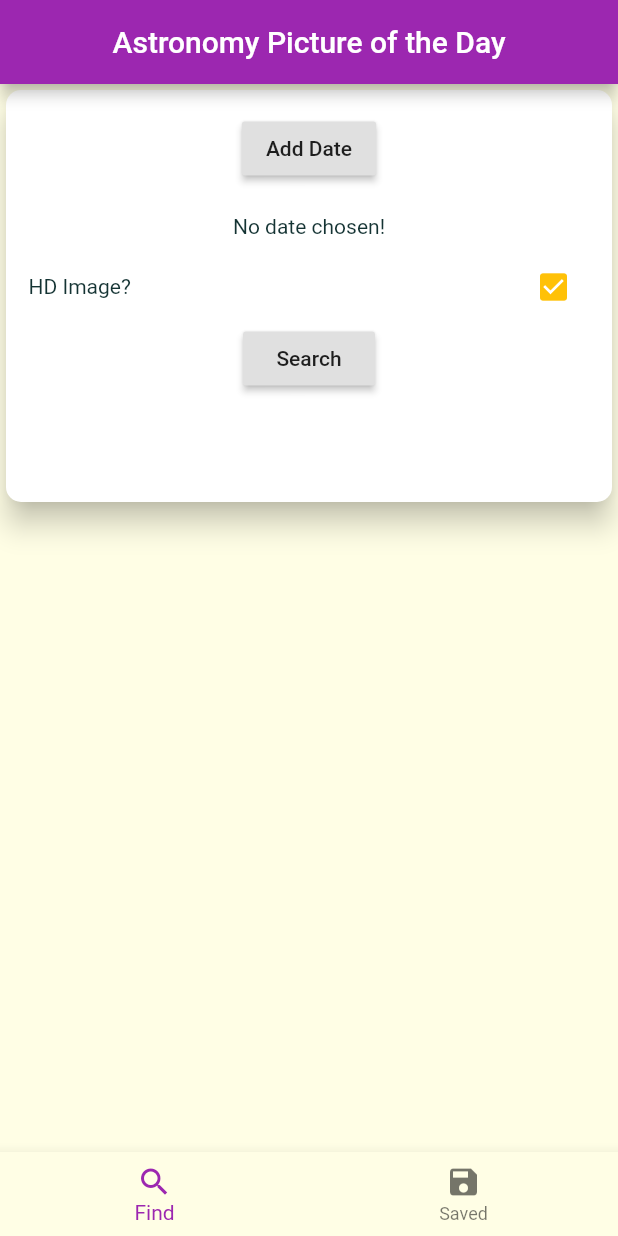
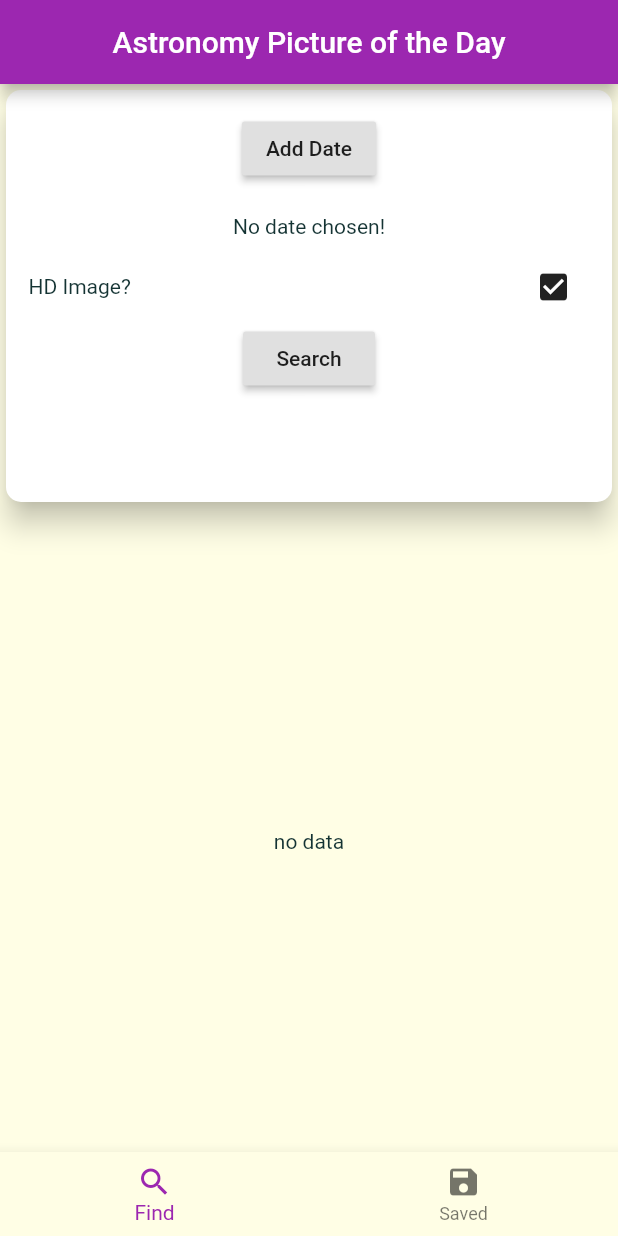
Before and after one commit to ViniciusCdeAlmeida/apod_app, a Flutter app: the screen it shows after launch, after a tap on "Search", on a phone screen of 412 x 824 dp. Run offline on Flutter 3.47's test engine with Material 2 defaults, Android fonts, the phone set to English and light mode, and no system bars; our stand-ins replace dio, flutter_mobx, mobx, moor, sqflite; accounts and stored records are empty; generated files the repository leaves out were written again.

Commit message:
Detail and search bar done.

```diff
--- a/lib/custom/custom_route.dart
+++ b/lib/custom/custom_route.dart
@@ -1,3 +1,4 @@
+import 'package:apod_app/screens/apod_detail_screen.dart';
 import 'package:apod_app/screens/apod_saved_screen.dart';
 import 'package:apod_app/screens/apod_screen.dart';
 import 'package:apod_app/screens/apod_search_screen.dart';
@@ -24,5 +25,6 @@ Map<String, Widget Function(BuildContext)> rotas() {
     ApodScreen.routeName: (ctx) => ApodScreen(),
     ApodSavedScreen.routeName: (ctx) => ApodSavedScreen(),
     ApodSearchScreen.routeName: (ctx) => ApodSearchScreen(),
+    ApodDetailScreen.routeName: (ctx) => ApodDetailScreen(),
   };
 }
--- a/lib/main.dart
+++ b/lib/main.dart
@@ -25,6 +25,7 @@ class MyApp extends StatelessWidget {
           primarySwatch: Colors.purple,
           accentColor: Colors.amber,
           canvasColor: Color.fromRGBO(255, 254, 229, 1),
+          toggleableActiveColor: const Color(0xFF2247C7),
           textTheme: ThemeData.light().textTheme.copyWith(
                 bodyText1: TextStyle(color: Color.fromRGBO(20, 51, 51, 1)),
                 bodyText2: TextStyle(color: Color.fromRGBO(20, 51, 51, 1)),
--- a/lib/screens/apod_search_screen.dart
+++ b/lib/screens/apod_search_screen.dart
@@ -1,4 +1,5 @@
 import 'package:apod_app/stores/apod_store.dart';
+import 'package:apod_app/widgets/apod_search_item.dart';
 import 'package:flutter/material.dart';
 import 'package:flutter_mobx/flutter_mobx.dart';
 import 'package:intl/intl.dart';
@@ -11,9 +12,7 @@ class ApodSearchScreen extends StatefulWidget {
 }
 
 class _ApodSearchScreenState extends State<ApodSearchScreen> {
-  final GlobalKey<FormState> _formKey = GlobalKey();
   ApodStore _apodStore;
-
   DateTime _selectedDate;
 
   @override
@@ -39,35 +38,16 @@ class _ApodSearchScreenState extends State<ApodSearchScreen> {
   }
 
   Future<void> _submit() async {
-    if (!_formKey.currentState.validate()) {
-      return;
+    String _date = _selectedDate.year.toString() +
+        '-' +
+        _selectedDate.month.toString() +
+        '-' +
+        _selectedDate.day.toString();
+    try {
+      _apodStore.getApod(_date, _apodStore.hdImage.toString());
+    } catch (error) {
+      print(error);
     }
-    _formKey.currentState.save();
-    // try {
-    //   if (!_loginStore.usuarioOffline) {
-    //     _loginStore
-    //         .login(
-    //           _loginData['userName'],
-    //           _loginData['password'],
-    //         )
-    //         .then(
-    //           (_) => Navigator.of(context).pushNamed(
-    //             OrganizacaoTela.routeName,
-    //           ),
-    //         )
-    //         .catchError(
-    //           (error) => erroDialog(context, error.toString()),
-    //         );
-    //   } else {
-    //     _loginStore.logarOffline().then(
-    //           (_) => Navigator.of(context).pushNamed(
-    //             OrganizacaoTela.routeName,
-    //           ),
-    //         );
-    //   }
-    // } catch (error) {
-    //   erroDialog(context, error.toString());
-    // }
   }
 
   @override
@@ -87,8 +67,6 @@ class _ApodSearchScreenState extends State<ApodSearchScreen> {
               height: deviceSize.height / 3,
               width: deviceSize.width,
               padding: const EdgeInsets.all(15.0),
-              child: Form(
-                key: _formKey,
               child: SingleChildScrollView(
                 physics: NeverScrollableScrollPhysics(),
                 child: Column(
@@ -100,8 +78,7 @@ class _ApodSearchScreenState extends State<ApodSearchScreen> {
                     SizedBox(
                       height: 20,
                     ),
-                      Text(_selectedDate ==
-                              null //ternary expression to check if date is null
+                    Text(_selectedDate == null
                         ? 'No date chosen!'
                         : 'Selected Date: ${DateFormat.yMMMd().format(_selectedDate)}'),
                     Padding(
@@ -110,11 +87,19 @@ class _ApodSearchScreenState extends State<ApodSearchScreen> {
                         mainAxisAlignment: MainAxisAlignment.spaceBetween,
                         children: [
                           Text('HD Image?'),
-                            IconButton(
+                          Observer(
+                            builder: (_) => IconButton(
                               icon: Icon(Icons.check_box,
-                                    color: Theme.of(context)
-                                        .toggleableActiveColor),
-                                onPressed: () {})
+                                  color: _apodStore.hdImage
+                                      ? Theme.of(context).toggleableActiveColor
+                                      : null),
+                              onPressed: () {
+                                _apodStore.hdImage
+                                    ? _apodStore.hdImage = false
+                                    : _apodStore.hdImage = true;
+                              },
+                            ),
+                          )
                         ],
                       ),
                     ),
@@ -122,16 +107,58 @@ class _ApodSearchScreenState extends State<ApodSearchScreen> {
                     SizedBox(
                       height: 20,
                     ),
-                      Observer(builder: (_) {
-                        // switch (_apodStore.) {
-                        // }
-                      })
                   ],
                 ),
               ),
             ),
           ),
+          Flexible(
+            child: Padding(
+              padding: const EdgeInsets.only(top: 15.0),
+              child: Observer(
+                // ignore: missing_return
+                builder: (_) {
+                  switch (_apodStore.apodState) {
+                    case ApodState.empty:
+                      return Center(
+                        child: Text('no data'),
+                      );
+                    case ApodState.initial:
+                      return Center(
+                        child: Text('no data'),
+                      );
+                    case ApodState.loading:
+                      return Center(
+                        child: CircularProgressIndicator(),
+                      );
+                    case ApodState.loaded:
+                      return CustomScrollView(
+                        shrinkWrap: true,
+                        slivers: [
+                          // MySliverAppBar(
+                          //   titulo: unidadeArgs.arg1,
+                          //   filtro: _estruturaLevantamentoStore.filtraBens,
+                          //   limpar: _estruturaLevantamentoStore.limpaFiltrados,
+                          // ),
+                          SliverList(
+                            delegate: SliverChildListDelegate(
+                              _apodStore.apods
+                                  .map(
+                                    (apod) => Padding(
+                                      padding: const EdgeInsets.all(8.0),
+                                      child: ApodSearchItem(apod: apod),
                                     ),
+                                  )
+                                  .toList(),
+                            ),
+                          ),
+                        ],
+                      );
+                  }
+                },
+              ),
+            ),
+          )
         ],
       ),
     );
--- a/lib/stores/apod_store.dart
+++ b/lib/stores/apod_store.dart
@@ -1,3 +1,4 @@
+import 'package:apod_app/helpers/apod.dart';
 import 'package:apod_app/providers/apods.dart';
 import 'package:mobx/mobx.dart';
 
@@ -6,13 +7,77 @@ part 'apod_store.g.dart';
 class ApodStore = _ApodStore with _$ApodStore;
 
 enum ApodState {
-  inicial,
-  carregando,
-  carregado,
+  empty,
+  initial,
+  loading,
+  loaded,
 }
 
 abstract class _ApodStore with Store {
   final Apods _apodsProvider;
 
   _ApodStore(this._apodsProvider);
+
+  @observable
+  bool hdImage = false;
+
+  @observable
+  List<Apod> _apodList = [];
+
+  @observable
+  Apod _apodObservable;
+
+  @observable
+  ObservableFuture<Apod> _apodFuture;
+
+  @computed
+  // ignore: missing_return
+  ApodState get apodState {
+    if (_apodFuture == null || _apodFuture.status == FutureStatus.rejected) {
+      return ApodState.initial;
+    }
+
+    if (_apodFuture.status == FutureStatus.pending) return ApodState.loading;
+
+    if (_apodFuture.status == FutureStatus.fulfilled && apods.isEmpty)
+      return ApodState.empty;
+
+    if (apods.isNotEmpty && _apodFuture.status == FutureStatus.fulfilled)
+      return ApodState.loaded;
+  }
+
+  @computed
+  List<Apod> get apods {
+    return [..._apodList];
+  }
+
+  @action
+  Future getApod(String date, String hd) async {
+    try {
+      _apodFuture = ObservableFuture(
+        _apodsProvider.getApod(date, hd),
+      );
+      _apodObservable = await _apodFuture;
+      _apodList.add(_apodObservable);
+    } catch (e) {
+      throw (e);
+    }
+  }
+
+  @action
+  Future getSavedApods() async {
+    //   buscandoEstruturas = true;
+    //   try {
+    //     _estruturasFuture = ObservableFuture(
+    //       _estruturaLevantamento
+    //           .buscaPorEstrutura(idEstrutura)
+    //           .whenComplete(() => buscandoEstruturas = false),
+    //     );
+    //     _estruturasObservable = await _estruturasFuture;
+    //   } catch (e) {
+    //     buscandoEstruturas = false;
+    //     throw (e);
+    //   }
+    // }
+  }
 }
```
Also changed, not shown: lib/custom/custom_detail_sliverBar.dart (added, +63 -0 lines), lib/custom/custom_search_sliverBar.dart (added, +152 -0 lines), lib/helpers/apod.dart (+8 -4 lines), lib/screens/apod_detail_screen.dart (added, +56 -0 lines), lib/widgets/apod_detail_item.dart (added, +8 -0 lines), lib/widgets/apod_search_item.dart (+49 -1 lines), lib/helpers/apod.g.dart, lib/stores/apod_store.g.dart, 1 other file. Lines whose indentation alone changed are shown as unchanged.
